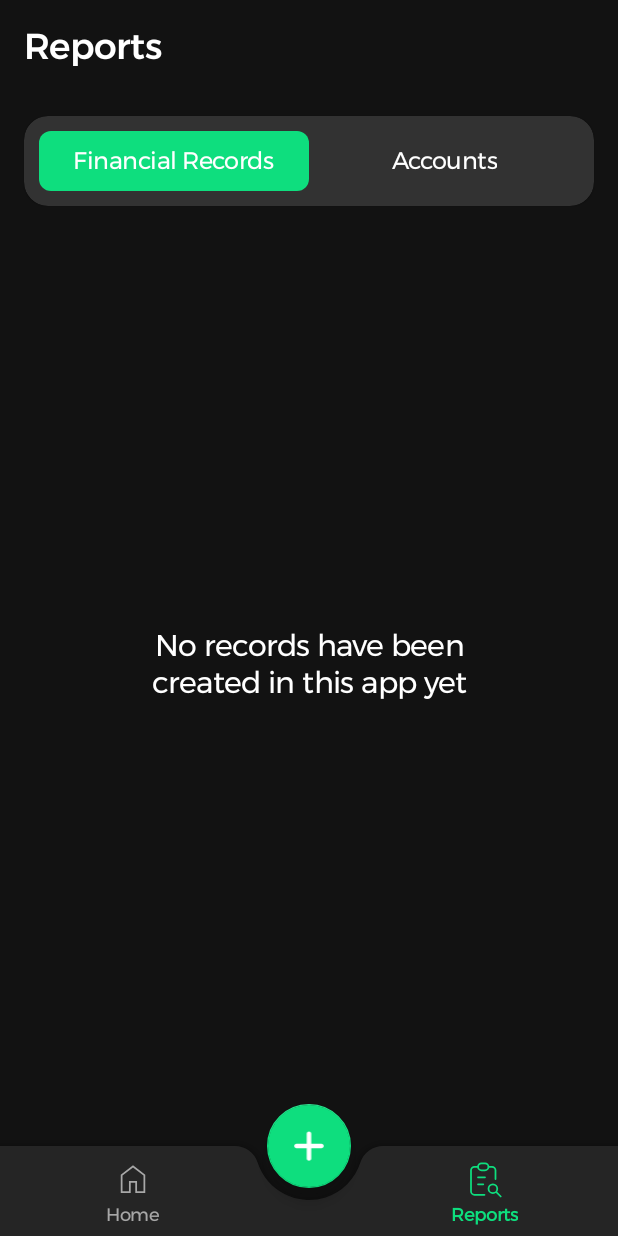
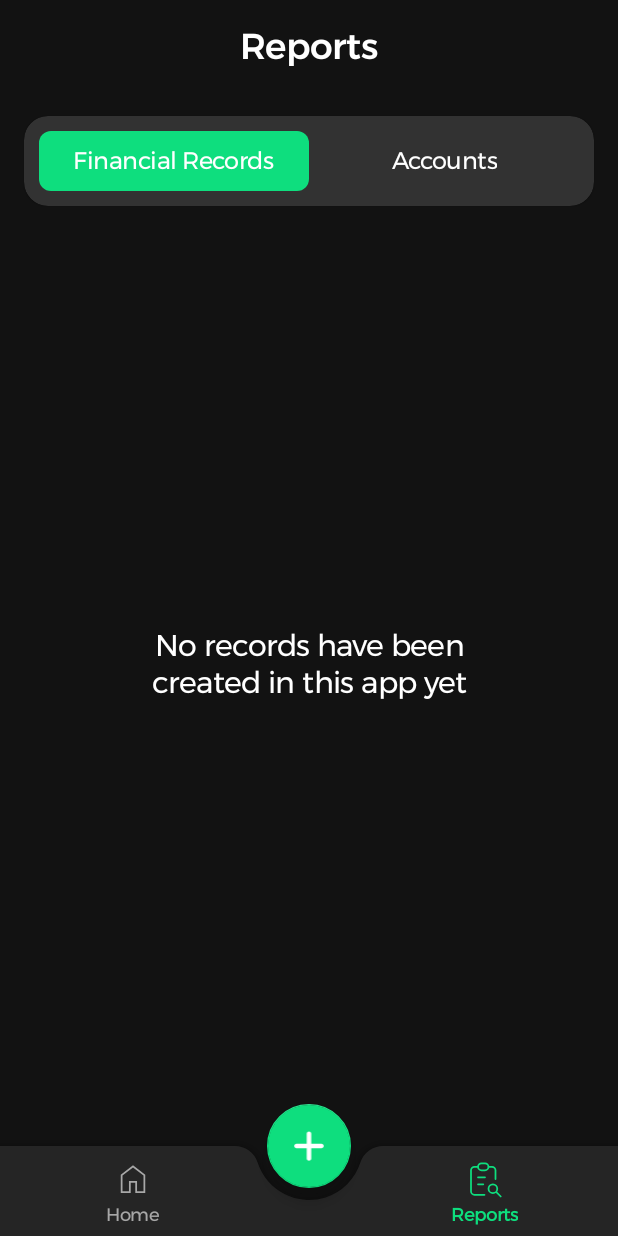
Before and after one commit to hhumbetovv/budgetboss, an Android app: the screen it shows after launch (MainActivity), item 3 of the bottom bar chosen, on a phone screen of 412 x 824 dp. Run offline under Robolectric (Android 15) with nearby library versions, the phone set to English and light mode, and no system bars; our stand-ins replace Dagger/Hilt's generated code, Room's generated code, navigation-ui.

Commit message:
global toolbar added

```diff
--- a/app/src/main/java/com/theternal/budgetboss/MainActivity.kt
+++ b/app/src/main/java/com/theternal/budgetboss/MainActivity.kt
@@ -3,14 +3,17 @@ package com.theternal.budgetboss
 import androidx.navigation.NavController
 import androidx.navigation.fragment.NavHostFragment
 import com.theternal.budgetboss.databinding.ActivityMainBinding
+import com.theternal.common.extensions.hide
+import com.theternal.common.extensions.show
 import com.theternal.core.base.ActivityInflater
 import com.theternal.core.base.BaseActivity
 import com.theternal.core.base.Initializer
 import com.theternal.core.managers.NavigationManager
+import com.theternal.core.managers.ToolbarManager
 import dagger.hilt.android.AndroidEntryPoint
 
 @AndroidEntryPoint
-class MainActivity : BaseActivity<ActivityMainBinding>(), NavigationManager {
+class MainActivity : BaseActivity<ActivityMainBinding>(), NavigationManager, ToolbarManager {
 
     private var navController: NavController? = null
 
@@ -21,6 +24,10 @@ class MainActivity : BaseActivity<ActivityMainBinding>(), NavigationManager {
         navController = (supportFragmentManager.findFragmentById(
             R.id.activityContainerView
         ) as NavHostFragment).navController
+
+        binding.goBackBtn.setOnClickListener {
+            onBackPressedDispatcher.onBackPressed()
+        }
     }
 
     override fun onDestroy() {
@@ -35,4 +42,16 @@ class MainActivity : BaseActivity<ActivityMainBinding>(), NavigationManager {
     override fun navigateToMain() {
         navController?.navigate(R.id.mainFragment)
     }
+
+    override fun showBackIcon() {
+        binding.goBackBtn.show()
+    }
+
+    override fun hideBackIcon() {
+        binding.goBackBtn.hide()
+    }
+
+    override fun setTitle(title: String) {
+        binding.pageTitle.text = title
+    }
 }
--- a/app/src/main/res/layout/activity_main.xml
+++ b/app/src/main/res/layout/activity_main.xml
@@ -8,16 +8,41 @@
     tools:context=".MainActivity"
     tools:theme="@style/Theme.BudgetBoss">
 
+    <ImageView
+        android:id="@+id/goBackBtn"
+        android:layout_width="32dp"
+        android:layout_height="32dp"
+        android:layout_marginHorizontal="16dp"
+        android:contentDescription="@null"
+        android:src="@drawable/ic_arrow_left"
+        app:layout_constraintBottom_toBottomOf="@+id/pageTitle"
+        app:layout_constraintStart_toStartOf="parent"
+        app:layout_constraintTop_toTopOf="@+id/pageTitle"
+        app:tint="@color/white" />
+
+    <TextView
+        android:id="@+id/pageTitle"
+        android:layout_width="wrap_content"
+        android:layout_height="wrap_content"
+        android:layout_margin="16dp"
+        android:fontFamily="@font/montserrat_medium"
+        android:textSize="24sp"
+        app:layout_constraintEnd_toEndOf="parent"
+        app:layout_constraintStart_toStartOf="parent"
+        app:layout_constraintTop_toTopOf="parent"
+        tools:text="Home" />
+
     <androidx.fragment.app.FragmentContainerView
         android:id="@+id/activityContainerView"
         android:name="androidx.navigation.fragment.NavHostFragment"
+        android:layout_marginTop="16dp"
         android:layout_width="0dp"
         android:layout_height="0dp"
         app:defaultNavHost="true"
         app:layout_constraintBottom_toBottomOf="parent"
         app:layout_constraintEnd_toEndOf="parent"
         app:layout_constraintStart_toStartOf="parent"
-        app:layout_constraintTop_toTopOf="parent"
+        app:layout_constraintTop_toBottomOf="@+id/pageTitle"
         app:navGraph="@navigation/activity_nav_graph" />
 
 </androidx.constraintlayout.widget.ConstraintLayout>
--- /dev/null
+++ b/core/src/main/java/com/theternal/core/managers/ToolbarManager.kt
@@ -0,0 +1,7 @@
+package com.theternal.core.managers
+
+interface ToolbarManager {
+    fun showBackIcon()
+    fun hideBackIcon()
+    fun setTitle(title: String)
+}
--- a/feature/home/src/main/java/com/theternal/home/HomeFragment.kt
+++ b/feature/home/src/main/java/com/theternal/home/HomeFragment.kt
@@ -17,6 +17,7 @@ import com.theternal.core.base.BaseStatefulFragment
 import com.theternal.core.base.Inflater
 import com.theternal.core.base.Initializer
 import com.theternal.core.base.interfaces.ViewEvent
+import com.theternal.core.managers.ToolbarManager
 import com.theternal.home.databinding.FragmentHomeBinding
 import dagger.hilt.android.AndroidEntryPoint
 import java.math.BigDecimal
@@ -53,6 +54,11 @@ class HomeFragment : BaseStatefulFragment<FragmentHomeBinding, HomeViewModel,
 
     //! UI Listeners and Initialization
     override val initViews: Initializer<FragmentHomeBinding> = {
+        (requireActivity() as ToolbarManager).apply {
+            hideBackIcon()
+            setTitle(getString(Strings.home))
+        }
+
         (emoji.drawable as AnimatedVectorDrawable).start()
 
         smile = getDrawable(Drawables.ic_emoji_smile)
--- a/feature/reports/src/main/java/com/theternal/reports/ReportsFragment.kt
+++ b/feature/reports/src/main/java/com/theternal/reports/ReportsFragment.kt
@@ -8,6 +8,7 @@ import com.google.android.material.transition.SlideDistanceProvider
 import com.theternal.core.base.BaseStatelessFragment
 import com.theternal.core.base.Inflater
 import com.theternal.core.base.Initializer
+import com.theternal.core.managers.ToolbarManager
 import com.theternal.reports.databinding.FragmentReportsBinding
 import com.theternal.common.R.string as Strings
 
@@ -34,6 +35,11 @@ class ReportsFragment : BaseStatelessFragment<FragmentReportsBinding>() {
 
     //! UI Listeners and Initialization
     override val initViews: Initializer<FragmentReportsBinding> = {
+        (requireActivity() as ToolbarManager).apply {
+            hideBackIcon()
+            setTitle(getString(Strings.reports))
+        }
+
         pagerAdapter = ReportsPagerAdapter(childFragmentManager, lifecycle)
 
         pager.adapter = pagerAdapter
--- a/feature/reports/src/main/res/layout/fragment_reports.xml
+++ b/feature/reports/src/main/res/layout/fragment_reports.xml
@@ -5,26 +5,18 @@
     android:layout_width="match_parent"
     android:layout_height="match_parent"
     android:background="@color/background"
-    android:paddingVertical="16dp"
+    android:paddingBottom="16dp"
     tools:theme="@style/Theme.BudgetBoss">
-
-    <TextView
-        android:id="@+id/pageTitle"
-        style="@style/PageTitle"
-        android:text="@string/reports"
-        android:layout_marginHorizontal="16dp"
-        app:layout_constraintStart_toStartOf="parent"
-        app:layout_constraintTop_toTopOf="parent" />
 
     <com.google.android.material.card.MaterialCardView
         android:id="@+id/materialCardView"
         style="@style/TabContainer"
         android:layout_width="0dp"
         android:layout_marginHorizontal="16dp"
-        android:layout_marginTop="32dp"
+        android:layout_marginTop="16dp"
         app:layout_constraintEnd_toEndOf="parent"
         app:layout_constraintStart_toStartOf="parent"
-        app:layout_constraintTop_toBottomOf="@+id/pageTitle">
+        app:layout_constraintTop_toTopOf="parent">
 
         <com.google.android.material.tabs.TabLayout
             android:id="@+id/tabBar"
```
Also changed, not shown: feature/add_record/src/main/java/com/theternal/add_record/AddRecordFragment.kt (+9 -1 lines), feature/add_record/src/main/res/layout/fragment_add_record.xml (+1 -19 lines), feature/home/src/main/res/layout/fragment_home.xml (+4 -10 lines), feature/reports/src/main/java/com/theternal/account_details/AccountDetailsFragment.kt (+10 -5 lines), feature/reports/src/main/java/com/theternal/category_details/CategoryDetailsFragment.kt (+8 -1 lines), feature/reports/src/main/res/layout/fragment_account_details.xml (+4 -19 lines), feature/reports/src/main/res/layout/fragment_category_details.xml (+4 -19 lines).
